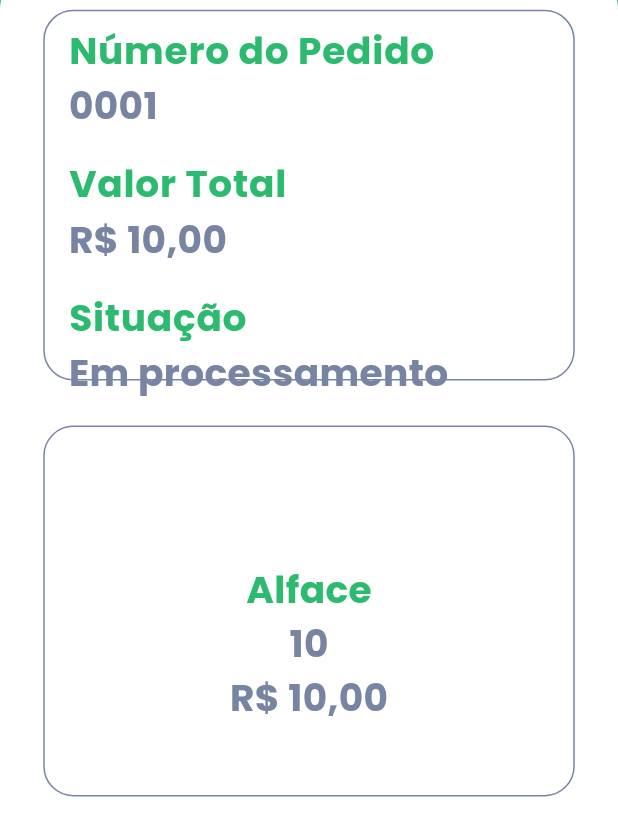
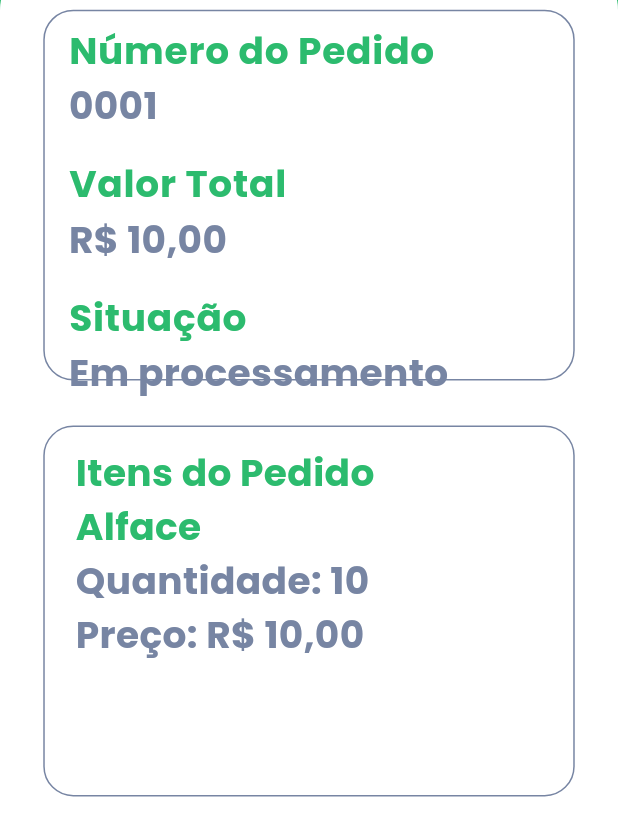
Before and after one commit to devv-thiago/PIM-MOBILE, a Flutter app: the Homepage screen opened by its route, after a tap on "Número do Pedido", on a phone screen of 412 x 824 dp, the part 406-1236 px from its top. Run offline on Flutter 3.47's test engine with Material 3 defaults, Android fonts, the phone set to English and light mode, and no system bars; our stand-ins replace google_fonts.

Commit message:
terminando layout da tela de detalhe de peidod

```diff
--- a/lib/shared/style/components/itens_pedido.dart
+++ b/lib/shared/style/components/itens_pedido.dart
@@ -29,33 +29,50 @@ class ItensPedido extends StatelessWidget {
       height: height,
       width: width,
       child: Column(
-        mainAxisAlignment: MainAxisAlignment.center,
-        crossAxisAlignment: CrossAxisAlignment.center,
+        crossAxisAlignment: CrossAxisAlignment.start,
         children: [
-          SingleChildScrollView(
-            child: Container(
-              padding: const EdgeInsets.only(top: 50),
-              height: deviceInfo.size.height * 0.2,
-              width: deviceInfo.size.width,
+          Padding(
+            padding: EdgeInsets.only(
+              left: deviceInfo.size.width * 0.05,
+              right: deviceInfo.size.width * 0.05,
+              top: deviceInfo.size.height * 0.015,
+            ),
+            child: Text(
+              "Itens do Pedido",
+              style: CustomizedFontStyle.headerGreen3,
+            ),
+          ),
+          Padding(
+            padding: EdgeInsets.symmetric(
+              horizontal: deviceInfo.size.width * 0.05,
+            ),
+            child: SizedBox(
+              height: height *
+                  0.8, // Ajustar a altura do ListView conforme necessário
               child: ListView.builder(
                 itemCount: pedidoVenda.itensPedido.length,
                 itemBuilder: (context, index) {
-                  return Column(
+                  final item = pedidoVenda.itensPedido[index];
+                  return Padding(
+                    padding: const EdgeInsets.only(
+                        bottom: 10.0), // Adicionando padding entre os itens
+                    child: Column(
+                      crossAxisAlignment: CrossAxisAlignment.start,
                       children: [
                         Text(
-                        pedidoVenda.itensPedido[index].nome,
+                          item.nome,
                           style: CustomizedFontStyle.headerGreen3,
                         ),
                         Text(
-                        pedidoVenda.itensPedido[index].quantidade.toString(),
+                          "Quantidade: ${item.quantidade}",
                           style: CustomizedFontStyle.headerGray3,
                         ),
                         Text(
-                        NumberFormat.currency(locale: 'pt_BR', symbol: 'R\$')
-                            .format(pedidoVenda.itensPedido[index].preco),
+                          "Preço: ${NumberFormat.currency(locale: 'pt_BR', symbol: 'R\$').format(item.preco)}",
                           style: CustomizedFontStyle.headerGray3,
                         ),
                       ],
+                    ),
                   );
                 },
               ),
--- a/lib/view/homepage.dart
+++ b/lib/view/homepage.dart
@@ -12,39 +12,27 @@ class Homepage extends StatelessWidget {
     ClienteController clienteController = ClienteController();
 
     return Scaffold(
-      body: Stack(alignment: Alignment.bottomCenter, children: <Widget>[
-        Container(
+      body: Container(
         height: deviceInfo.size.height,
         width: deviceInfo.size.width,
         color: AppColors.color1,
-          child: SingleChildScrollView(
         child: Column(
           children: [
             SizedBox(
               height: deviceInfo.size.height * 0.3,
               child: Image.asset('assets/images/app_icon_white.png'),
             ),
-              Container(
-                padding: EdgeInsets.only(
-                    left: deviceInfo.size.width * 0.07,
-                    right: deviceInfo.size.width * 0.07,
-                    bottom: deviceInfo.size.height * 0.1),
-                height: deviceInfo.size.height,
-                width: deviceInfo.size.width,
+            Expanded(
+              child: Container(
+                padding: EdgeInsets.symmetric(
+                    horizontal: deviceInfo.size.width * 0.07, vertical: 10),
                 decoration: const BoxDecoration(
                   color: AppColors.color3,
                   borderRadius: BorderRadius.only(
                     topLeft: Radius.circular(30),
                     topRight: Radius.circular(30),
-                    )),
-                child: SingleChildScrollView(
-                  child: Column(
-                    mainAxisAlignment: MainAxisAlignment.center,
-                    children: [
-                      Container(
-                        padding: const EdgeInsets.only(top: 50),
-                        height: deviceInfo.size.height,
-                        width: deviceInfo.size.width,
+                  ),
+                ),
                 child: ListView.builder(
                   itemCount: clienteController.pedidos.length,
                   itemBuilder: (context, index) => PedidoWidget(
@@ -54,14 +42,10 @@ class Homepage extends StatelessWidget {
                   ),
                 ),
               ),
+            ),
           ],
         ),
       ),
-              )
-            ],
-          )),
-        ),
-      ]),
     );
   }
 }
```
Lines whose indentation alone changed are shown as unchanged.
